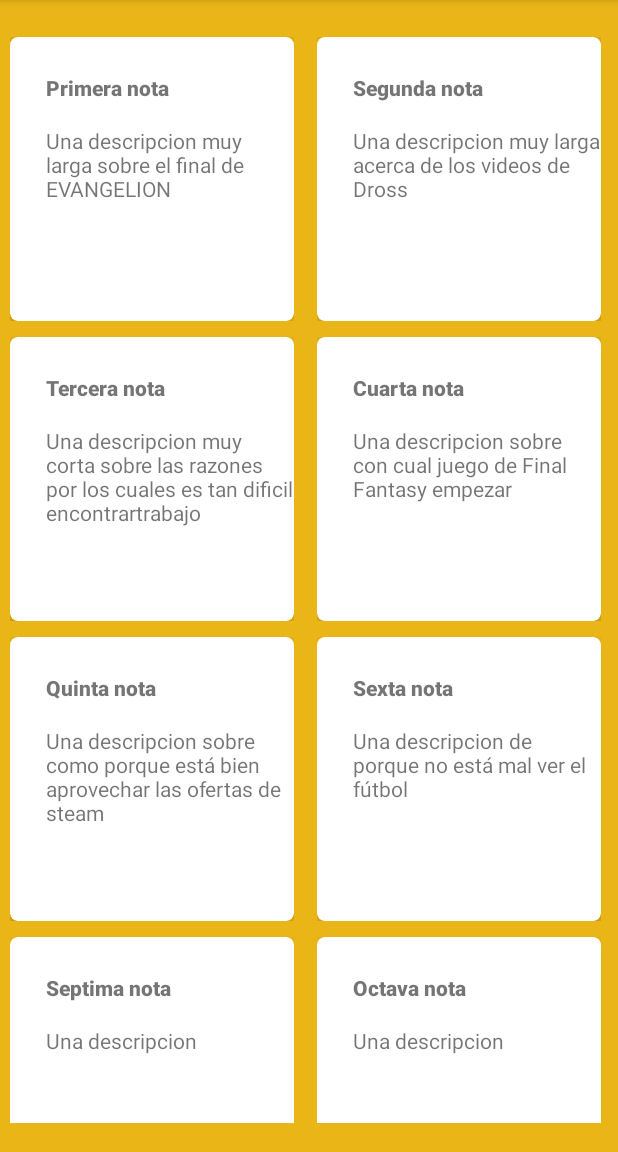
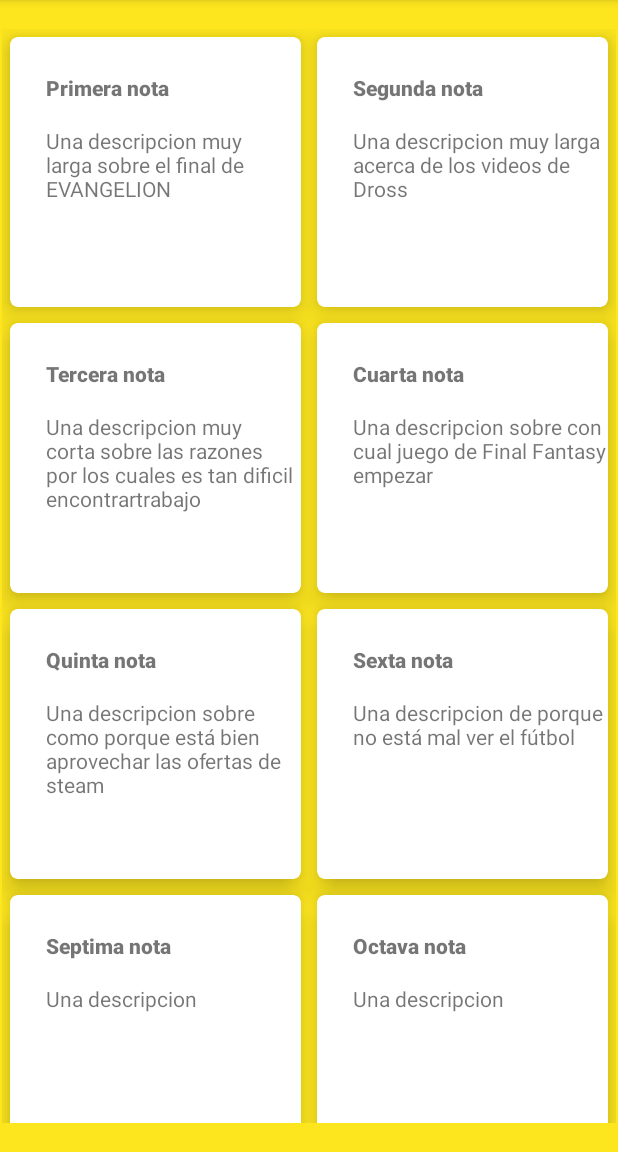
Before and after one commit to Vladimir-Arreola/RecyclerNotasBDVLad, an Android app: the screen it shows after launch (MainActivity), on a phone screen of 412 x 824 dp, the part 84-1236 px from its top. Run offline under Robolectric (Android 15) with nearby library versions, the phone set to English and light mode, and no system bars.

Commit message:
Iniciando con la app de notas BD

```diff
--- a/app/src/main/res/layout/activity_main.xml
+++ b/app/src/main/res/layout/activity_main.xml
@@ -5,7 +5,7 @@
     android:id="@+id/layout"
     android:layout_width="match_parent"
     android:layout_height="match_parent"
-    android:background="#EAB517"
+    android:background="#FDE61E"
     tools:context=".MainActivity">
 
     <androidx.recyclerview.widget.RecyclerView
--- a/app/src/main/res/layout/nota_layout.xml
+++ b/app/src/main/res/layout/nota_layout.xml
@@ -1,15 +1,15 @@
 <?xml version="1.0" encoding="utf-8"?>
-<androidx.constraintlayout.widget.ConstraintLayout xmlns:android="http://schemas.android.com/apk/res/android"
+<androidx.cardview.widget.CardView xmlns:android="http://schemas.android.com/apk/res/android"
     xmlns:app="http://schemas.android.com/apk/res-auto"
     xmlns:tools="http://schemas.android.com/tools"
-    android:layout_width="200dp"
-    android:layout_height="200dp"
-    android:background="#EAB517"
-    android:padding="5dp">
-
-    <androidx.cardview.widget.CardView
-        android:layout_width="0dp"
-        android:layout_height="0dp"
+    android:layout_width="match_parent"
+    android:layout_height="180dp"
+    android:layout_marginStart="5dp"
+    android:layout_marginLeft="5dp"
+    android:layout_marginTop="5dp"
+    android:layout_marginEnd="5dp"
+    android:layout_marginRight="5dp"
+    android:layout_marginBottom="5dp"
     android:padding="5dp"
     app:cardCornerRadius="5dp"
     app:cardElevation="10dp"
@@ -50,5 +50,3 @@
             app:layout_constraintTop_toBottomOf="@+id/tvTitulo" />
     </androidx.constraintlayout.widget.ConstraintLayout>
 </androidx.cardview.widget.CardView>
-
-</androidx.constraintlayout.widget.ConstraintLayout>
```
Lines whose indentation alone changed are shown as unchanged.
